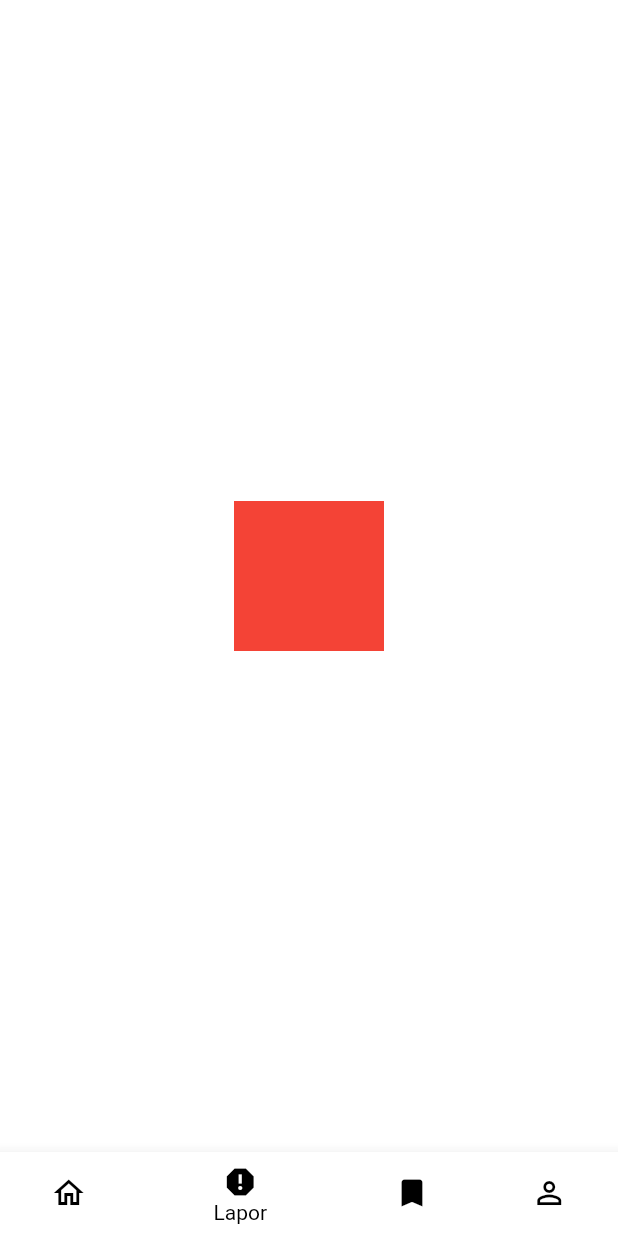
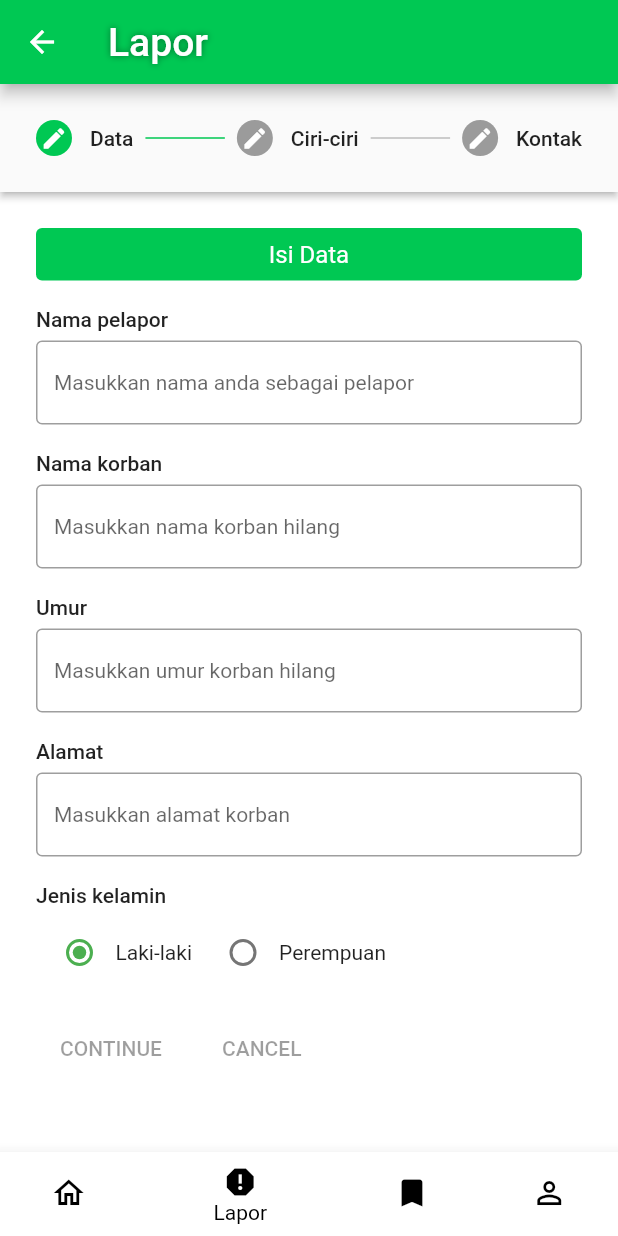
Before and after one commit to CookiePie-cell/cari-akang, a Flutter app: the screen it shows after launch, item 2 of the bottom bar chosen, on a phone screen of 412 x 824 dp. Run offline on Flutter 3.47's test engine with Material 2 defaults, Android fonts, the phone set to English and light mode, and no system bars; our stand-ins replace dropdown_button2.

Commit message:
add data form

```diff
--- /dev/null
+++ b/lib/constants/constants.dart
@@ -0,0 +1,16 @@
+import 'package:flutter/material.dart';
+
+class MainColors {
+  static const MaterialColor palette = MaterialColor(0xFF00C853, <int, Color>{
+    50: Color(0xFFE8F5E9),
+    100: Color(0xFFC8E6C9),
+    200: Color(0xFFA5D6A7),
+    300: Color(0xFF81C784),
+    400: Color(0xFF66BB6A),
+    500: Color(0xFF4CAF50),
+    600: Color(0xFF43A047),
+    700: Color(0xFF388E3C),
+    800: Color(0xFF2E7D32),
+    900: Color(0xFF00C853),
+  });
+}
--- a/lib/main.dart
+++ b/lib/main.dart
@@ -1,3 +1,4 @@
+import 'package:cari_akang/constants/constants.dart';
 import 'package:cari_akang/router_generator.dart';
 import 'package:flutter/material.dart';
 
@@ -16,6 +17,7 @@ class MyApp extends StatelessWidget {
       title: 'CariAkang',
       theme: ThemeData(
         scaffoldBackgroundColor: Colors.white,
+        primarySwatch: MainColors.palette,
         // fontFamily:
       ),
       initialRoute: '/',
--- a/lib/presentation/pages/homescreen.dart
+++ b/lib/presentation/pages/homescreen.dart
@@ -43,7 +43,7 @@ class _HomeScreenState extends State<HomeScreen>
   Widget build(BuildContext context) {
     Size size = MediaQuery.of(context).size;
     return Scaffold(
-        backgroundColor: const Color.fromRGBO(100, 235, 0, 100),
+        backgroundColor: Colors.greenAccent[700],
         body: Column(
           children: [
             Padding(
--- a/lib/presentation/pages/laporscreen.dart
+++ b/lib/presentation/pages/laporscreen.dart
@@ -1,15 +1,74 @@
+import 'package:cari_akang/presentation/pages/laporsteps/data_step.dart';
 import 'package:flutter/material.dart';
 
-class LaporScreen extends StatelessWidget {
+class LaporScreen extends StatefulWidget {
   const LaporScreen({Key? key}) : super(key: key);
 
   @override
+  State<LaporScreen> createState() => _LaporScreenState();
+}
+
+class _LaporScreenState extends State<LaporScreen> {
+  int _currentStep = 0;
+
+  List<Step> get stepList => [
+        Step(
+            title: const Text(
+              'Data',
+              style: TextStyle(fontSize: 14.0),
+            ),
+            state: _currentStep > 0 ? StepState.complete : StepState.editing,
+            isActive: _currentStep >= 0,
+            content: const DataStep()),
+        Step(
+            title: const Text(
+              'Ciri-ciri',
+              style: TextStyle(fontSize: 14.0),
+            ),
+            state: _currentStep > 0 ? StepState.complete : StepState.editing,
+            isActive: _currentStep > 0,
+            content: const Center(
+              child: Text('Hello'),
+            )),
+        Step(
+            title: const Text(
+              'Kontak',
+              style: TextStyle(fontSize: 14.0),
+            ),
+            state: _currentStep > 0 ? StepState.complete : StepState.editing,
+            isActive: _currentStep > 1,
+            content: const Center(
+              child: Text('Hello'),
+            )),
+      ];
+
+  @override
   Widget build(BuildContext context) {
-    return Center(
-      child: Container(
-        color: Colors.red,
-        width: 100,
-        height: 100,
+    return Scaffold(
+      appBar: AppBar(
+        automaticallyImplyLeading: true,
+        leading: IconButton(
+          color: Colors.white,
+          icon: const Icon(Icons.arrow_back),
+          onPressed: () => Navigator.pop(context),
+        ),
+        title: const Text('Lapor',
+            style: TextStyle(fontSize: 26.0, color: Colors.white, shadows: [
+              Shadow(
+                  blurRadius: 6.0,
+                  color: Colors.black45,
+                  offset: Offset(0.0, 0.0))
+            ])),
+      ),
+      body: Stepper(
+        type: StepperType.horizontal,
+        steps: stepList,
+        currentStep: _currentStep,
+        onStepTapped: (index) {
+          setState(() {
+            _currentStep = index;
+          });
+        },
       ),
     );
   }
--- /dev/null
+++ b/lib/presentation/pages/laporsteps/data_step.dart
@@ -0,0 +1,139 @@
+import 'package:cari_akang/data/gender.dart';
+import 'package:cari_akang/presentation/widgets/labeled_radio.dart';
+import 'package:flutter/cupertino.dart';
+import 'package:flutter/material.dart';
+import 'package:flutter/src/widgets/container.dart';
+import 'package:flutter/src/widgets/framework.dart';
+
+class DataStep extends StatefulWidget {
+  const DataStep({super.key});
+
+  @override
+  State<DataStep> createState() => _DataStepState();
+}
+
+class _DataStepState extends State<DataStep> {
+  Gender? _gender = Gender.laki_laki;
+
+  @override
+  Widget build(BuildContext context) {
+    return Column(
+      crossAxisAlignment: CrossAxisAlignment.start,
+      children: [
+        Align(
+          alignment: Alignment.topCenter,
+          child: Container(
+            width: double.infinity,
+            // height: 23.0,
+            decoration: BoxDecoration(
+                color: Colors.greenAccent[700],
+                borderRadius: BorderRadius.circular(4.0)),
+            child: const Padding(
+              padding: EdgeInsets.all(8.0),
+              child: Center(
+                child: Text(
+                  'Isi Data',
+                  style: TextStyle(color: Colors.white, fontSize: 16.0),
+                ),
+              ),
+            ),
+          ),
+        ),
+        const SizedBox(
+          height: 18.0,
+        ),
+        _buildText('Nama pelapor'),
+        Form(
+          child: TextFormField(
+            style: const TextStyle(fontSize: 14.0),
+            decoration: const InputDecoration(
+                // labelStyle: TextStyle(fontSize: 16.0),
+                // labelText: 'Nama pelapor',
+                hintText: 'Masukkan nama anda sebagai pelapor',
+                border: OutlineInputBorder()),
+          ),
+        ),
+        const SizedBox(
+          height: 18.0,
+        ),
+        _buildText('Nama korban'),
+        Form(
+          child: TextFormField(
+            style: const TextStyle(fontSize: 14.0),
+            decoration: const InputDecoration(
+                // labelStyle: TextStyle(fontSize: 16.0),
+                // labelText: 'Nama pelapor',
+                hintText: 'Masukkan nama korban hilang',
+                border: OutlineInputBorder()),
+          ),
+        ),
+        const SizedBox(
+          height: 18.0,
+        ),
+        _buildText('Umur'),
+        Form(
+          child: TextFormField(
+            style: const TextStyle(fontSize: 14.0),
+            decoration: const InputDecoration(
+                // labelStyle: TextStyle(fontSize: 16.0),
+                // labelText: 'Nama pelapor',
+                hintText: 'Masukkan umur korban hilang',
+                border: OutlineInputBorder()),
+          ),
+        ),
+        const SizedBox(
+          height: 18.0,
+        ),
+        _buildText('Alamat'),
+        Form(
+          child: TextFormField(
+            style: const TextStyle(fontSize: 14.0),
+            decoration: const InputDecoration(
+                // labelStyle: TextStyle(fontSize: 16.0),
+                // labelText: 'Nama pelapor',
+                hintText: 'Masukkan alamat korban',
+                border: OutlineInputBorder()),
+          ),
+        ),
+        const SizedBox(
+          height: 18.0,
+        ),
+        _buildText('Jenis kelamin'),
+        Row(
+          children: [
+            LabeledRadio(
+                label: 'Laki-laki',
+                padding: const EdgeInsets.symmetric(horizontal: 5.0),
+                groupValue: _gender!,
+                value: Gender.laki_laki,
+                onChanged: (Gender newGender) {
+                  setState(() {
+                    _gender = newGender;
+                  });
+                  // widget.genderValueCallback(newGender);
+                }),
+            LabeledRadio(
+                label: 'Perempuan',
+                padding: const EdgeInsets.symmetric(horizontal: 5.0),
+                groupValue: _gender!,
+                value: Gender.perempuan,
+                onChanged: (Gender newGender) {
+                  setState(() {
+                    _gender = newGender;
+                  });
+                  // widget.genderValueCallback(newGender);
+                })
+          ],
+        )
+      ],
+    );
+  }
+
+  _buildText(String text) => Padding(
+        padding: const EdgeInsets.only(bottom: 6.0),
+        child: Text(text,
+            style: const TextStyle(
+              fontWeight: FontWeight.w500,
+            )),
+      );
+}
--- /dev/null
+++ b/lib/presentation/widgets/labeled_radio.dart
@@ -0,0 +1,45 @@
+import 'package:cari_akang/data/gender.dart';
+import 'package:flutter/material.dart';
+
+class LabeledRadio extends StatelessWidget {
+  const LabeledRadio({
+    Key? key,
+    required this.label,
+    required this.padding,
+    required this.groupValue,
+    required this.value,
+    required this.onChanged,
+  }) : super(key: key);
+
+  final String label;
+  final EdgeInsets padding;
+  final Gender groupValue;
+  final Gender value;
+  final ValueChanged<Gender> onChanged;
+
+  @override
+  Widget build(BuildContext context) {
+    return InkWell(
+      onTap: () {
+        if (value != groupValue) {
+          onChanged(value);
+        }
+      },
+      child: Padding(
+        padding: padding,
+        child: Row(
+          children: <Widget>[
+            Radio<Gender>(
+              groupValue: groupValue,
+              value: value,
+              onChanged: (Gender? newValue) {
+                onChanged(newValue!);
+              },
+            ),
+            Text(label, style: const TextStyle(fontSize: 14.0)),
+          ],
+        ),
+      ),
+    );
+  }
+}
```
